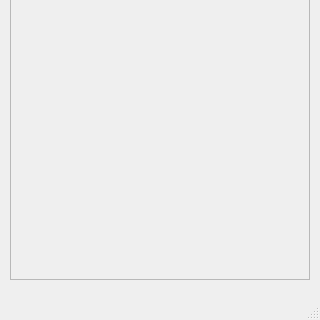
This is src/CorePageWindow.ui in MrMeno/QT_GOTTEN as Qt 5 draws it before an edit; both pictures show x 0 to 320 and y 480 to 800 of the 320 by 800 pixel window. The edited form follows.
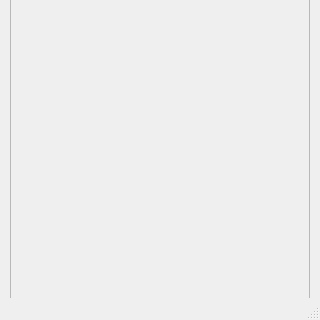
This is the edited form. Custom widgets are drawn as their Qt base class.

```diff
--- a/src/CorePageWindow.ui
+++ b/src/CorePageWindow.ui
@@ -13,7 +13,7 @@
   <property name="minimumSize">
    <size>
     <width>320</width>
-    <height>500</height>
+    <height>600</height>
    </size>
   </property>
   <property name="maximumSize">
@@ -29,7 +29,7 @@
    <property name="minimumSize">
     <size>
      <width>320</width>
-     <height>500</height>
+     <height>600</height>
     </size>
    </property>
    <property name="maximumSize">
@@ -44,19 +44,19 @@
       <x>10</x>
       <y>10</y>
       <width>300</width>
-      <height>750</height>
+      <height>780</height>
      </rect>
     </property>
     <property name="minimumSize">
      <size>
       <width>300</width>
-      <height>500</height>
+      <height>580</height>
      </size>
     </property>
     <property name="maximumSize">
      <size>
       <width>300</width>
-      <height>770</height>
+      <height>780</height>
      </size>
     </property>
     <property name="frameShape">
@@ -81,14 +81,34 @@
        <x>0</x>
        <y>200</y>
        <width>300</width>
-       <height>600</height>
+       <height>560</height>
       </rect>
      </property>
+     <property name="minimumSize">
+      <size>
+       <width>300</width>
+       <height>360</height>
+      </size>
+     </property>
+     <property name="maximumSize">
+      <size>
+       <width>300</width>
+       <height>560</height>
+      </size>
+     </property>
     </widget>
    </widget>
   </widget>
   <widget class="QStatusBar" name="statusbar"/>
  </widget>
+ <customwidgets>
+  <customwidget>
+   <class>drag_win_widget</class>
+   <extends>QWidget</extends>
+   <header location="global">components/drag_win_widget.h</header>
+   <container>1</container>
+  </customwidget>
+ </customwidgets>
  <resources/>
  <connections/>
 </ui>
```
Left out of the diff: 32 changed lines with no effect on the pictures.
